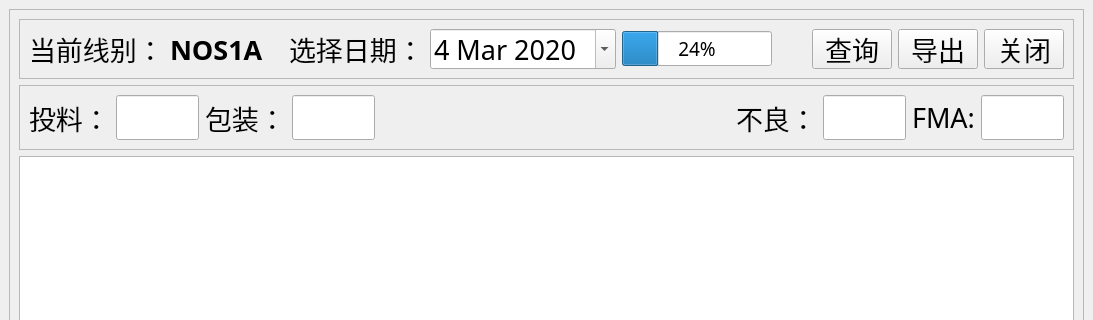
This is qt5_proj/dailyDefStasticForm.ui in clang2you/packing_defective as Qt 5 draws it before an edit; both pictures show x 0 to 1093 and y 0 to 320 of the 1093 by 700 pixel window. The edited form follows.
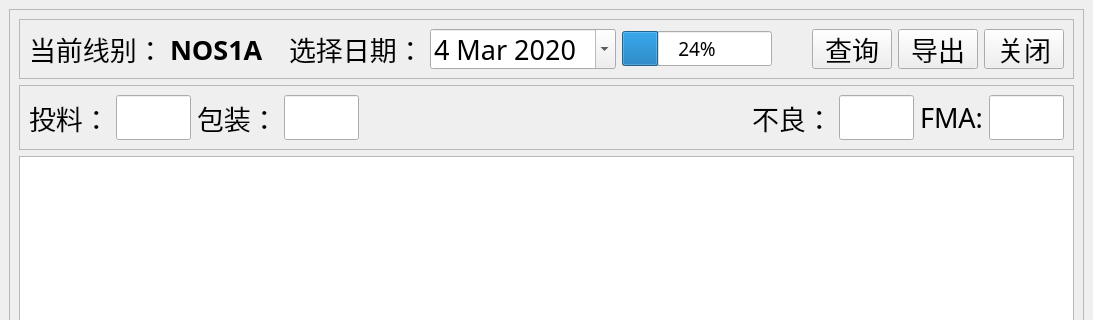
This is the edited form.

```diff
--- a/qt5_proj/dailyDefStasticForm.ui
+++ b/qt5_proj/dailyDefStasticForm.ui
@@ -9,7 +9,7 @@
    <rect>
     <x>0</x>
     <y>0</y>
-    <width>1069</width>
+    <width>1085</width>
     <height>700</height>
    </rect>
   </property>
@@ -296,6 +296,12 @@
           </item>
           <item>
            <widget class="QLineEdit" name="lineEdit">
+            <property name="minimumSize">
+             <size>
+              <width>75</width>
+              <height>0</height>
+             </size>
+            </property>
             <property name="maximumSize">
              <size>
               <width>100</width>
@@ -304,6 +310,7 @@
             </property>
             <property name="font">
              <font>
+              <family>微软雅黑</family>
               <pointsize>20</pointsize>
              </font>
             </property>
@@ -319,6 +326,7 @@
            <widget class="QLabel" name="label_6">
             <property name="font">
              <font>
+              <family>微软雅黑</family>
               <pointsize>20</pointsize>
              </font>
             </property>
@@ -329,6 +337,12 @@
           </item>
           <item>
            <widget class="QLineEdit" name="lineEdit_2">
+            <property name="minimumSize">
+             <size>
+              <width>75</width>
+              <height>0</height>
+             </size>
+            </property>
             <property name="maximumSize">
              <size>
               <width>100</width>
@@ -337,6 +351,7 @@
             </property>
             <property name="font">
              <font>
+              <family>微软雅黑</family>
               <pointsize>20</pointsize>
              </font>
             </property>
@@ -384,6 +399,7 @@
            <widget class="QLabel" name="label_8">
             <property name="font">
              <font>
+              <family>微软雅黑</family>
               <pointsize>20</pointsize>
              </font>
             </property>
@@ -394,6 +410,12 @@
           </item>
           <item>
            <widget class="QLineEdit" name="lineEdit_3">
+            <property name="minimumSize">
+             <size>
+              <width>75</width>
+              <height>0</height>
+             </size>
+            </property>
             <property name="maximumSize">
              <size>
               <width>100</width>
@@ -402,6 +424,7 @@
             </property>
             <property name="font">
              <font>
+              <family>微软雅黑</family>
               <pointsize>20</pointsize>
              </font>
             </property>
@@ -417,6 +440,7 @@
            <widget class="QLabel" name="label_7">
             <property name="font">
              <font>
+              <family>微软雅黑</family>
               <pointsize>20</pointsize>
              </font>
             </property>
@@ -427,6 +451,12 @@
           </item>
           <item>
            <widget class="QLineEdit" name="lineEdit_4">
+            <property name="minimumSize">
+             <size>
+              <width>75</width>
+              <height>0</height>
+             </size>
+            </property>
             <property name="maximumSize">
              <size>
               <width>100</width>
@@ -435,6 +465,7 @@
             </property>
             <property name="font">
              <font>
+              <family>微软雅黑</family>
               <pointsize>20</pointsize>
              </font>
             </property>
```
Left out of the diff: 16 changed lines with no effect on the pictures.
